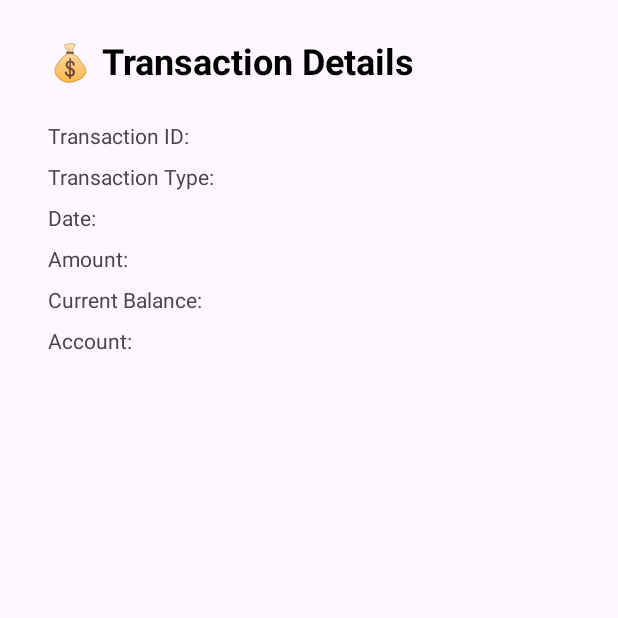
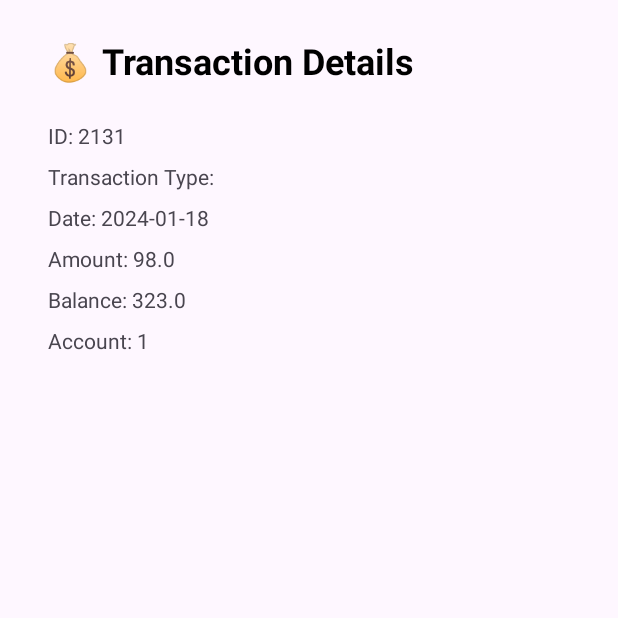
Before and after one commit to aebinessa/Mini-Project-Android-Views-List-and-Details, an Android app: the screen it shows after launch (TransactionDetails), after a tap on an icon or button, on a phone screen of 412 x 824 dp, the top half of it. Run offline under Robolectric (Android 15) with nearby library versions, the phone set to English and light mode, and no system bars.

Commit message:
Done with the project

```diff
--- a/app/src/main/java/com/binjesus/androidminiproject/activities/MainActivity.java
+++ b/app/src/main/java/com/binjesus/androidminiproject/activities/MainActivity.java
@@ -16,12 +16,6 @@ import com.binjesus.androidminiproject.repositories.TransactionRepo;
 import java.util.ArrayList;
 
 public class MainActivity extends AppCompatActivity implements TransactionItemListener {
-    @Override
-    public void onTransactionItemClicked(Transaction transaction) {
-        Intent intent = new Intent(MainActivity.this, TransactionDetails.class);
-        startActivity(intent);
-
-    }
 
 
     RecyclerView transactionRecyclerView;
@@ -31,17 +25,19 @@ public class MainActivity extends AppCompatActivity implements TransactionItemLi
     protected void onCreate(Bundle savedInstanceState) {
         super.onCreate(savedInstanceState);
         setContentView(R.layout.activity_main);
-        ArrayList<Transaction> Transaction = TransactionRepo.getInstance().generateDummyTransactionList();
+        ArrayList<Transaction> transactionsArrayList = TransactionRepo.getInstance().generateDummyTransactionList();
         transactionRecyclerView =findViewById(R.id.transactionRecyclerView);
-        TransactionAdapter adapter = new TransactionAdapter(Transaction, this);
+        TransactionAdapter adapter = new TransactionAdapter(transactionsArrayList, this);
         transactionRecyclerView.setAdapter(adapter);
         transactionRecyclerView.setLayoutManager(new LinearLayoutManager(this));
-       transactionRecyclerView.setOnClickListener(v ->{
-           Intent intent = new Intent(MainActivity.this, TransactionDetails.class);
-           intent.putExtra("TRANSACTION_KEY", Transaction);
-           startActivity(intent);
 
-     });
+    }
+
+    @Override
+    public void onTransactionItemClicked(Transaction transaction) {
+        Intent intent = new Intent(MainActivity.this, TransactionDetails.class);
+        intent.putExtra("TRANSACTION_KEY", transaction);
+        startActivity(intent);
 
     }
 }
--- a/app/src/main/java/com/binjesus/androidminiproject/activities/TransactionDetails.java
+++ b/app/src/main/java/com/binjesus/androidminiproject/activities/TransactionDetails.java
@@ -19,7 +19,6 @@ public class TransactionDetails extends AppCompatActivity {
         setContentView(R.layout.activity_transaction_details);
 
 
-        textTransactionDetails = findViewById(R.id.textTransactionDetails);
         textTransactionID = findViewById(R.id.textTransactionID);
         textTransactionTypeDetails = findViewById(R.id.textTransactionTypeDetails);
         textViewDate = findViewById(R.id.textViewDate);
@@ -27,6 +26,14 @@ public class TransactionDetails extends AppCompatActivity {
         textTransactionBalanceDetails = findViewById(R.id.textTransactionBalanceDetails);
         textTransactionAccountDetails = findViewById(R.id.textTransactionAccountDetails);
 
-        Transaction transaction = getIntent().getSerializableExtra()
+        Transaction transaction = getIntent().getSerializableExtra("TRANSACTION_KEY", Transaction.class);
+        textTransactionID.setText("ID: "+String.valueOf(transaction.getId()));
+        textViewDate.setText("Date: "+String.valueOf(transaction.getDate()));
+        textTransactionAmountDetails.setText("Amount: "+String.valueOf(transaction.getAmount()));
+        textTransactionBalanceDetails.setText("Balance: "+String.valueOf(transaction.getBalance()));
+        textTransactionAccountDetails.setText("Account: "+String.valueOf(transaction.getAccount()));
+
+
+
     }
 }
--- a/app/src/main/java/com/binjesus/androidminiproject/adapter/TransactionAdapter.java
+++ b/app/src/main/java/com/binjesus/androidminiproject/adapter/TransactionAdapter.java
@@ -43,9 +43,9 @@ public class TransactionAdapter extends RecyclerView.Adapter<TransactionAdapter.
     public void onBindViewHolder(@NonNull TransactionViewHolder holder, int position) {
         holder.textViewDate.setText(transactions.get(position).getDate());
 
-        holder.textViewAmount.setText(String.valueOf(transactions.get(position).getAmount()));
-        holder.textViewBalance.setText(String.valueOf(transactions.get(position).getBalance()));
-        holder.textViewAmount.setText(String.valueOf(transactions.get(position).getAccount()));
+        holder.textViewAmount.setText("Amount "+"$"+String.valueOf(transactions.get(position).getAmount()));
+        holder.textViewBalance.setText("Balance "+"$"+ String.valueOf(transactions.get(position).getBalance()));
+        holder.textViewAccount.setText(String.valueOf(transactions.get(position).getAccount()));
 
         holder.textViewtype.setText(String.valueOf(transactions.get(position).getType()));
 
--- a/app/src/main/java/com/binjesus/androidminiproject/models/Transaction.java
+++ b/app/src/main/java/com/binjesus/androidminiproject/models/Transaction.java
@@ -1,10 +1,11 @@
 package com.binjesus.androidminiproject.models;
 
 
+import java.io.Serializable;
 import java.text.SimpleDateFormat;
 import java.util.Date;
 
-public class Transaction {
+public class Transaction implements Serializable {
 
     private int id, account;
     private String date;
--- a/app/src/main/java/com/binjesus/androidminiproject/repositories/TransactionRepo.java
+++ b/app/src/main/java/com/binjesus/androidminiproject/repositories/TransactionRepo.java
@@ -20,12 +20,12 @@ public class TransactionRepo {
 
         ArrayList<Transaction> transactions = new ArrayList<>();
 
-        transactions.add(new Transaction(1,1,"date",2,2, TransactionType.DEPOSIT));
-        transactions.add(new Transaction(1,1,"date",2,2, TransactionType.WITHDRAWAL));
-        transactions.add(new Transaction(1,1,"date",2,2, TransactionType.DEPOSIT));
-        transactions.add(new Transaction(1,1,"date",2,2, TransactionType.DEPOSIT));
-        transactions.add(new Transaction(1,1,"date",2,2, TransactionType.DEPOSIT));
-        transactions.add(new Transaction(4,1,"date",2,2, TransactionType.DEPOSIT));
+        transactions.add(new Transaction(2131,1,"date",98,323, TransactionType.DEPOSIT));
+        transactions.add(new Transaction(3142,2,"date",100,900, TransactionType.WITHDRAWAL));
+        transactions.add(new Transaction(4234,3,"date",30,60, TransactionType.DEPOSIT));
+        transactions.add(new Transaction(3253,4,"date",50,400, TransactionType.WITHDRAWAL));
+        transactions.add(new Transaction(3524,5,"date",90,230, TransactionType.DEPOSIT));
+        transactions.add(new Transaction(3255,6,"date",233,445, TransactionType.WITHDRAWAL));
 
 
         return transactions;
```
